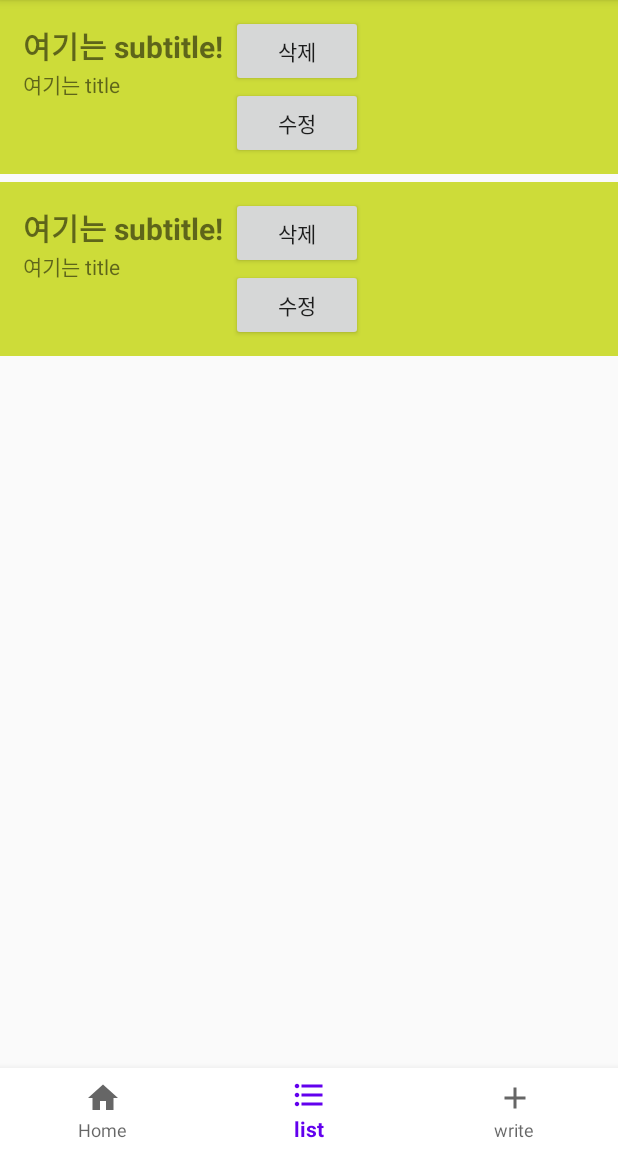
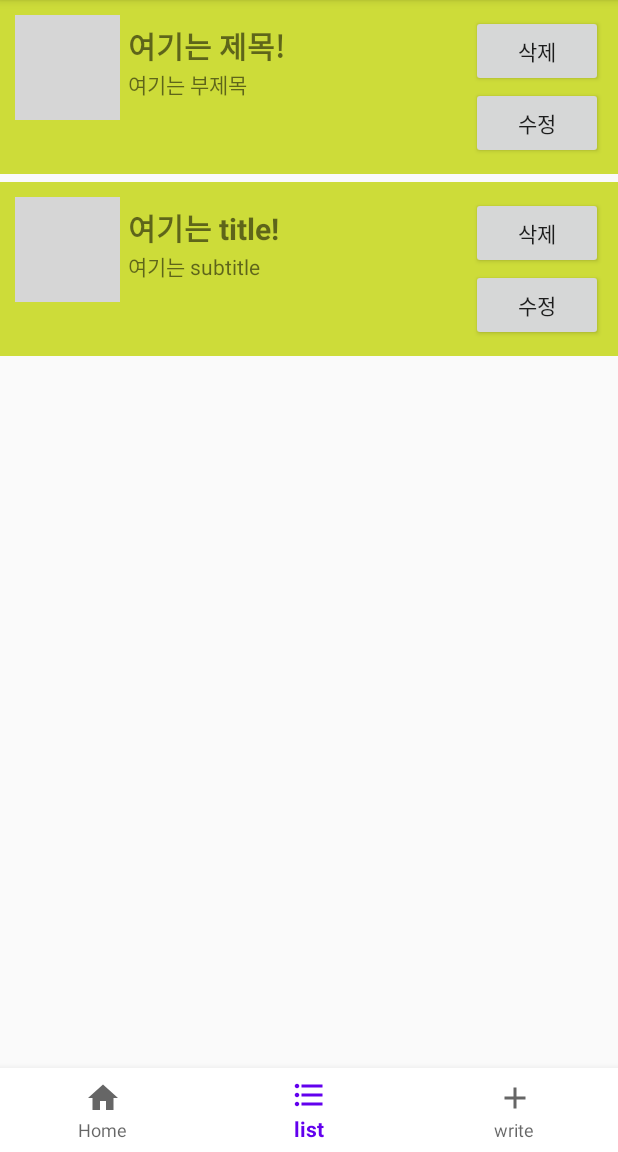
Before and after one commit to ashwon12/dnd-mentee-4th-1-frontend, an Android app: the screen it shows after launch (MainActivity), item 2 of the bottom bar chosen, on a phone screen of 412 x 824 dp, the part 84-1236 px from its top. Run offline under Robolectric (Android 15) with nearby library versions, the phone set to English and light mode, and no system bars; network calls fail; pictures from the network do not load; grey boxes are pictures that could not be loaded.

Commit message:
[Update] 레이아웃 수정

```diff
--- a/app/src/main/java/com/example/myapplication/navigation/timeline/TimelineFragment.kt
+++ b/app/src/main/java/com/example/myapplication/navigation/timeline/TimelineFragment.kt
@@ -52,8 +52,8 @@ class TimelineFragment : Fragment(), TimelineRecyclerInterface {
                 listOf("https://image-notepet.akamaized.net/resize/620x-/seimage/20191114%2F6a4c967c5b14197dd5d2c47424ae8e82.jpg")
                 ,
                 null,
-                "여기는 title",
-                "여기는 subtitle!"
+                "여기는 부제목",
+                "여기는 제목!"
             )
         )
 
@@ -66,8 +66,8 @@ class TimelineFragment : Fragment(), TimelineRecyclerInterface {
                 listOf("https://image-notepet.akamaized.net/resize/620x-/seimage/20191114%2F6a4c967c5b14197dd5d2c47424ae8e82.jpg")
                 ,
                 null,
-                "여기는 title",
-                "여기는 subtitle!"
+                "여기는 subtitle",
+                "여기는 title!"
             )
         )
 
--- a/app/src/main/res/layout/list_item.xml
+++ b/app/src/main/res/layout/list_item.xml
@@ -7,56 +7,60 @@
     android:layout_marginBottom="5dp"
     android:background="#CDDC39"
     android:orientation="horizontal"
-    android:padding="10dp"
-    android:weightSum="10">
+    android:padding="10dp">
 
     <ImageView
         android:id="@+id/iv_image"
-        android:layout_width="wrap_content"
-        android:layout_height="match_parent"
-        tools:layout_weight="2"
+        android:layout_width="70dp"
+        android:layout_height="70dp"
+        tools:layout_gravity="center_vertical"
         tools:srcCompat="@tools:sample/avatars" />
 
     <LinearLayout
         android:layout_width="wrap_content"
         android:layout_height="match_parent"
+
         android:orientation="vertical"
         android:padding="5dp"
-        tools:layout_weight="7">
+        >
 
         <TextView
             android:id="@+id/tv_title"
-            android:layout_width="wrap_content"
+            android:layout_width="match_parent"
             android:layout_height="wrap_content"
-            android:gravity="center_vertical"
+
             android:text="여긴 title이 들어올 자리!"
             android:textSize="20dp"
             android:textStyle="bold" />
 
         <TextView
             android:id="@+id/tv_subtitle"
-            android:layout_width="wrap_content"
-            android:layout_height="wrap_content"
-            android:text="여긴 subTitle이 들어올 예정" />
+            android:layout_width="match_parent"
+            android:layout_height="match_parent"
+
+            android:text="여긴 subTitle이 들어올 예정"
+             />
 
     </LinearLayout>
 
     <LinearLayout
-        android:layout_width="wrap_content"
+        android:layout_width="match_parent"
         android:layout_height="wrap_content"
-        android:orientation="vertical"
-        tools:layout_weight="1">
+        android:layout_gravity="right|end"
+        android:orientation="vertical">
 
         <Button
             android:id="@+id/btn_delete"
-            android:layout_width="match_parent"
+            android:layout_width="wrap_content"
             android:layout_height="wrap_content"
+            android:layout_gravity="end"
             android:text="삭제" />
 
         <Button
             android:id="@+id/btn_modify"
-            android:layout_width="match_parent"
+            android:layout_width="wrap_content"
             android:layout_height="wrap_content"
+            android:layout_gravity="end"
             android:text="수정" />
     </LinearLayout>
 </LinearLayout>
```
